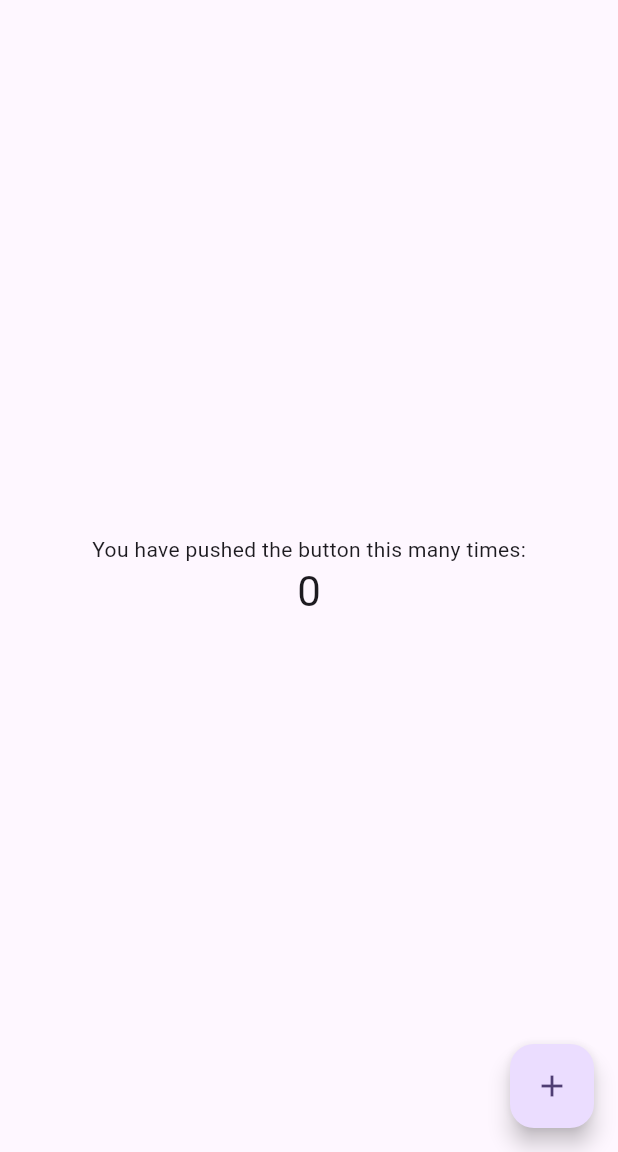
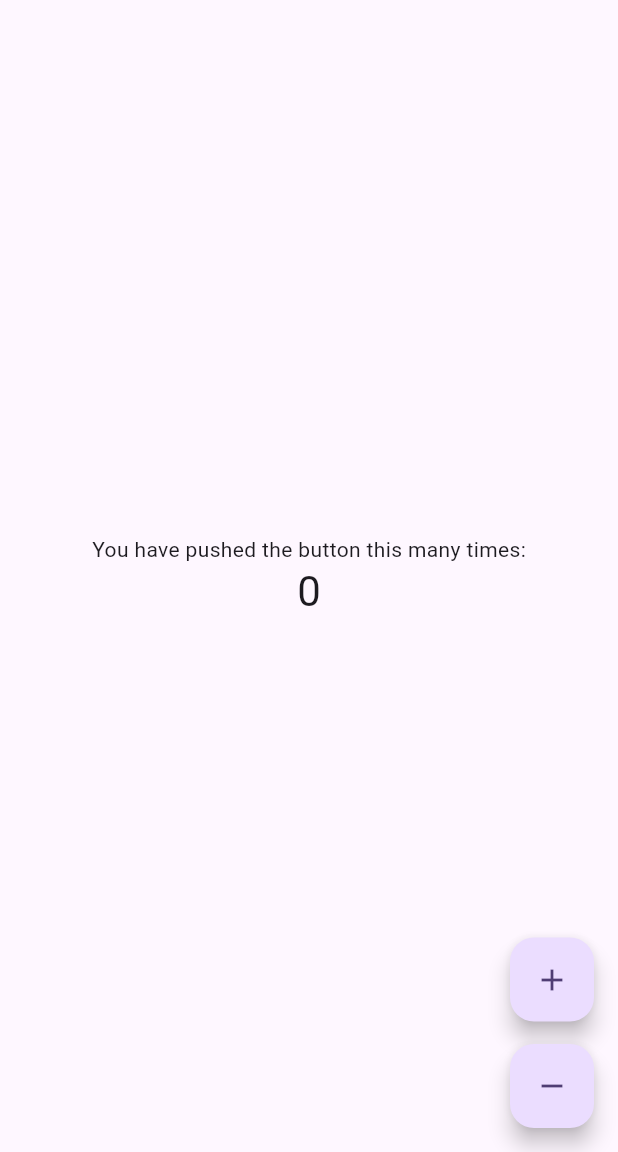
Before and after one commit to PabloGO4/Contador, a Flutter app: the screen it shows after launch, on a phone screen of 412 x 824 dp, the part 84-1236 px from its top. Run offline on Flutter 3.47's test engine with Material 3 defaults, Android fonts, the phone set to English and light mode, and no system bars.

Commit message:
Update main.dart
Añadido el boton Restar

```diff
--- a/lib/main.dart
+++ b/lib/main.dart
@@ -59,14 +59,19 @@ class _MyHomePageState extends State<MyHomePage> {
 
   void _incrementCounter() {
     setState(() {
-      // This call to setState tells the Flutter framework that something has
-      // changed in this State, which causes it to rerun the build method below
-      // so that the display can reflect the updated values. If we changed
-      // _counter without calling setState(), then the build method would not be
-      // called again, and so nothing would appear to happen.
+
       _counter++;
     });
   }
+  void _decrementCounter() {
+    setState(() {
+
+      _counter--;
+    });
+
+  }
+
+
 
   @override
   Widget build(BuildContext context) {
@@ -115,11 +120,28 @@ class _MyHomePageState extends State<MyHomePage> {
           ],
         ),
       ),
-      floatingActionButton: FloatingActionButton(
-        onPressed: _incrementCounter,
-        tooltip: 'Increment',
-        child: const Icon(Icons.add),
-      ), // This trailing comma makes auto-formatting nicer for build methods.
+     floatingActionButton: Column(
+      mainAxisAlignment: MainAxisAlignment.end,
+        children: <Widget>[
+
+          FloatingActionButton(
+            onPressed: _incrementCounter,
+            tooltip: 'Incrementar',
+            child: Icon(Icons.add),
+          ),
+
+          SizedBox(
+            height: 15.0, //Esto es solo para dar margen entre los FAB
+          ),
+
+          FloatingActionButton(
+            onPressed: _decrementCounter,
+            tooltip: 'Restar',
+            child: Icon(Icons.remove),
+          ),
+
+        ],
+      ),
     );
   }
 }
```
